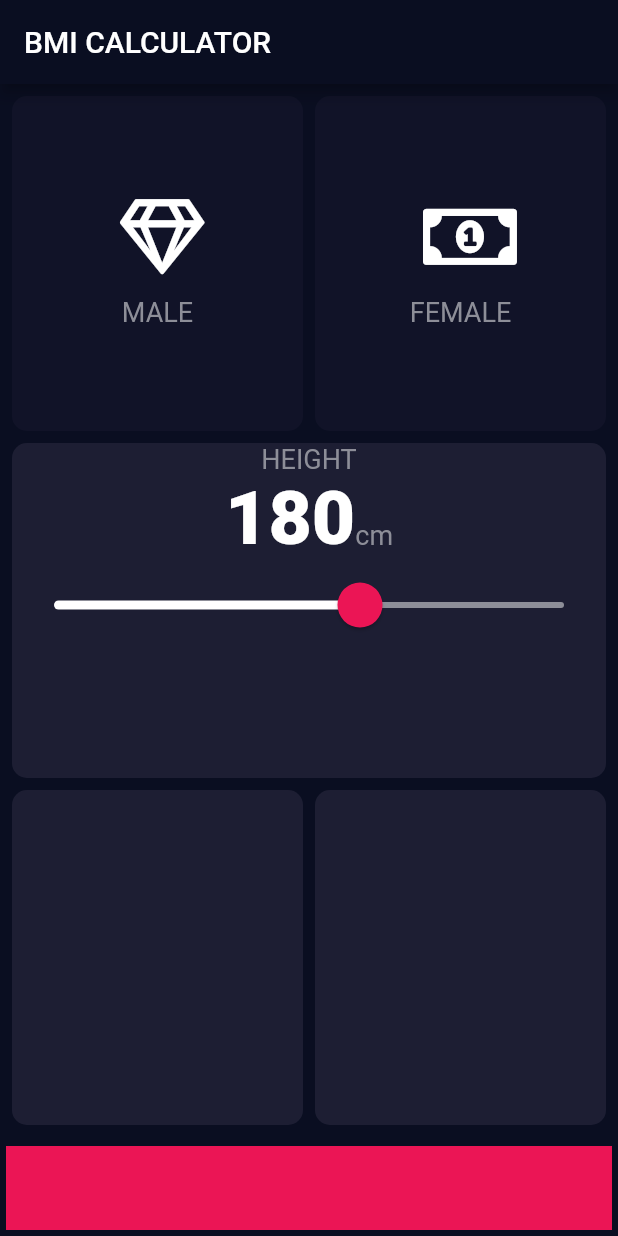
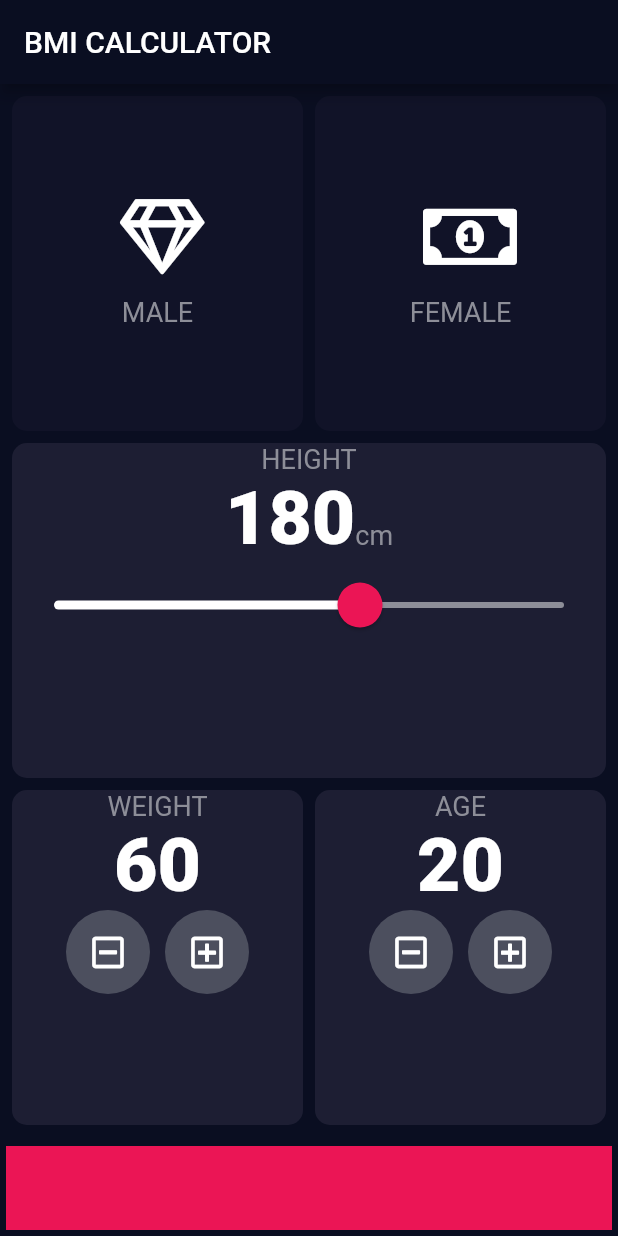
Before and after one commit to mntm/flutter-course, a Flutter app: the screen it shows after launch, on a phone screen of 412 x 824 dp. Run offline on Flutter 3.47's test engine with Material 2 defaults, Android fonts, the phone set to English and light mode, and no system bars.

Commit message:
Two last card design impl

```diff
--- a/lib/input_page.dart
+++ b/lib/input_page.dart
@@ -1,4 +1,5 @@
 import "package:flutter/material.dart";
+import 'package:iamrich/round_icon_button.dart';
 
 import "reusable_card.dart";
 import "fa_icons.dart";
@@ -15,6 +16,8 @@ class InputPage extends StatefulWidget {
 class _InputPageState extends State<InputPage> {
   Gender _selectedGender;
   int _height = 180;
+  int _weight = 60;
+  int _age = 20;
 
   @override
   Widget build(BuildContext context) {
@@ -93,7 +96,6 @@ class _InputPageState extends State<InputPage> {
                             RoundSliderOverlayShape(overlayRadius: 28.0),
                       ),
                       child: Slider(
-
                         // the slider itself do not display the changed value.
                         // You have to explicitly change its state with a call of setstate
                         value: _height.toDouble(),
@@ -114,10 +116,66 @@ class _InputPageState extends State<InputPage> {
               child: Row(
                 children: <Widget>[
                   Expanded(
-                    child: ReusableCard(),
+                    child: ReusableCard(
+                      child: Column(
+                        children: <Widget>[
+                          Text('WEIGHT', style: kAppLabelTextStyle),
+                          Text(_weight.toString(), style: kAppNumberTextStyle),
+                          Row(
+                            mainAxisAlignment: MainAxisAlignment.center,
+                            children: <Widget>[
+                              RoundIconButton(
+                                icon: FontAwesomeIcons.boxed_minus,
+                                onPressed: () {
+                                  setState(() {
+                                    _weight--;
+                                  });
+                                },
+                              ),
+                              SizedBox(width: 10.0),
+                              RoundIconButton(
+                                  icon: FontAwesomeIcons.boxed_plus,
+                                  onPressed: () {
+                                    setState(() {
+                                      _weight++;
+                                    });
+                                  }),
+                            ],
+                          )
+                        ],
+                      ),
+                    ),
                   ),
                   Expanded(
-                    child: ReusableCard(),
+                    child: ReusableCard(
+                      child: Column(
+                        children: <Widget>[
+                          Text('AGE', style: kAppLabelTextStyle),
+                          Text(_age.toString(), style: kAppNumberTextStyle),
+                          Row(
+                            mainAxisAlignment: MainAxisAlignment.center,
+                            children: <Widget>[
+                              RoundIconButton(
+                                icon: FontAwesomeIcons.boxed_minus,
+                                onPressed: () {
+                                  setState(() {
+                                    _age--;
+                                  });
+                                },
+                              ),
+                              SizedBox(width: 10.0),
+                              RoundIconButton(
+                                  icon: FontAwesomeIcons.boxed_plus,
+                                  onPressed: () {
+                                    setState(() {
+                                      _age++;
+                                    });
+                                  }),
+                            ],
+                          )
+                        ],
+                      )
+                    ),
                   )
                 ],
               ),
```
